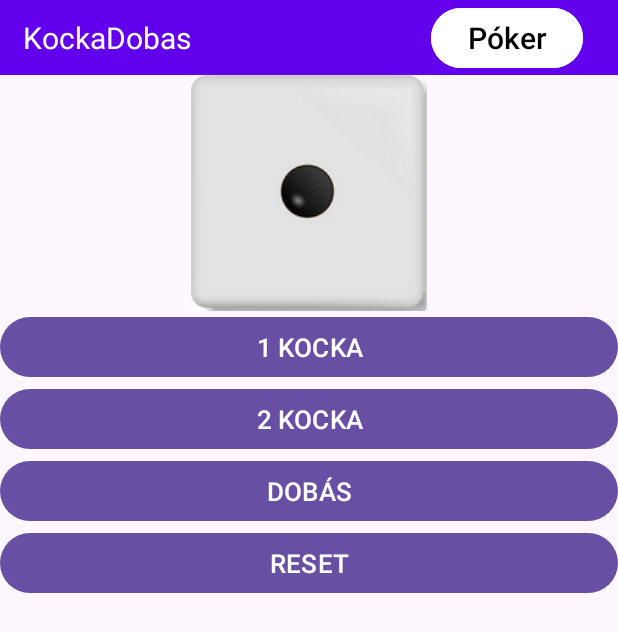
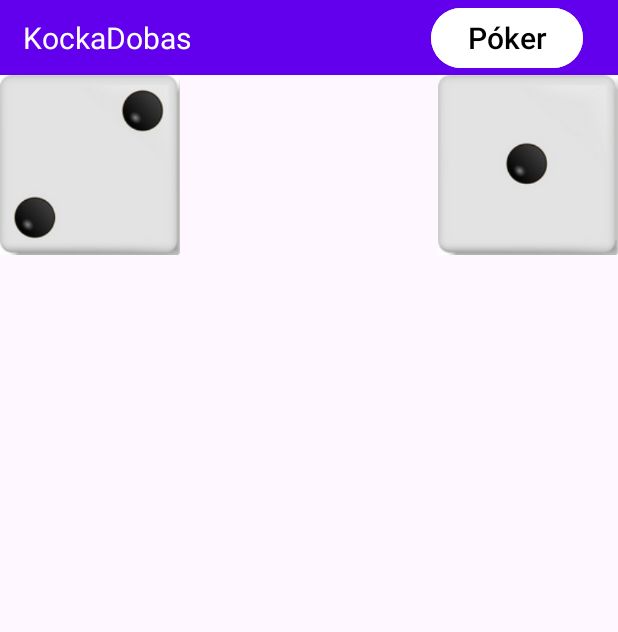
Before and after one commit to Butter3eer/PalCsenge_KockaDobas, an Android app: the screen it shows after launch (MainActivity), on a phone screen of 412 x 824 dp. Shown: the top 632 px of the screen. Run offline under Robolectric (Android 15) with nearby library versions, the light colour scheme and no system bars; 1 statement that could not run was skipped.

Commit message:
final touches

```diff
--- a/app/src/main/res/layout/activity_main.xml
+++ b/app/src/main/res/layout/activity_main.xml
@@ -45,6 +45,7 @@
         android:layout_height="match_parent"
         android:id="@+id/linearLayoutOriginal"
         android:orientation="vertical"
+        android:visibility="gone"
         >
 
         <LinearLayout
@@ -112,18 +113,58 @@
 
     </LinearLayout>
 
-    <LinearLayout
+    <androidx.constraintlayout.widget.ConstraintLayout
         android:layout_width="match_parent"
         android:layout_height="match_parent"
-        android:id="@+id/linearLayoutPoker"
-        android:visibility="gone"
+        android:id="@+id/constraintLayoutPoker"
         >
 
-        <ImageButton
-            android:layout_width="wrap_content"
-            android:layout_height="wrap_content"
+
+        <ImageView
+            android:layout_width="120dp"
+            android:layout_height="120dp"
+            android:src="@drawable/kocka1"
+            android:id="@+id/imageViewPokerGepKocka1"
+            app:layout_constraintEnd_toEndOf="parent"
             />
 
-    </LinearLayout>
+        <ImageView
+            android:layout_width="120dp"
+            android:layout_height="120dp"
+            android:src="@drawable/kocka2"
+            android:id="@+id/imageViewPokerGepKocka2"
+
+            />
+
+        <ImageView
+            android:layout_width="120dp"
+            android:layout_height="120dp"
+            android:src="@drawable/kocka1"
+            android:id="@+id/imageViewPokerKocka1"
+            app:layout_constraintTop_toTopOf="@+id/imageViewPokerGepKocka1"
+            />
+
+        <ImageView
+            android:layout_width="120dp"
+            android:layout_height="120dp"
+            android:src="@drawable/kocka2"
+            android:id="@+id/imageViewPokerKocka2"
+            />
+
+        <ImageView
+            android:layout_width="120dp"
+            android:layout_height="120dp"
+            android:src="@drawable/kocka1"
+            android:id="@+id/imageViewPokerButtonKocka1"
+            />
+
+        <ImageView
+            android:layout_width="120dp"
+            android:layout_height="120dp"
+            android:src="@drawable/kocka2"
+            android:id="@+id/imageViewPokerButtonKocka2"
+            />
+
+    </androidx.constraintlayout.widget.ConstraintLayout>
 
 </LinearLayout>
```
